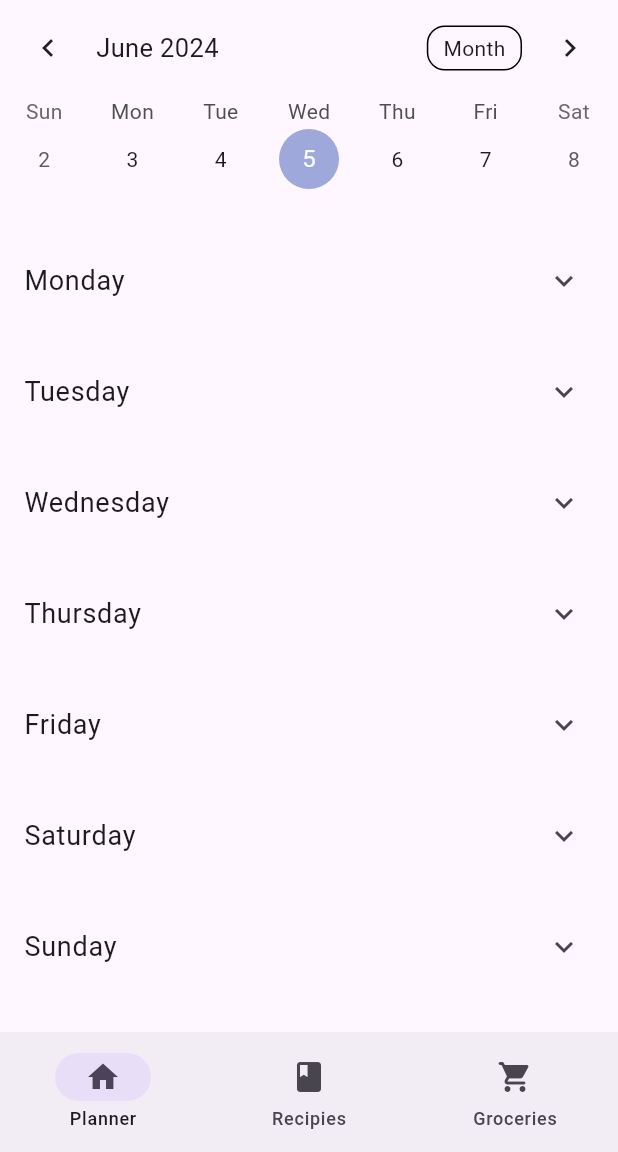
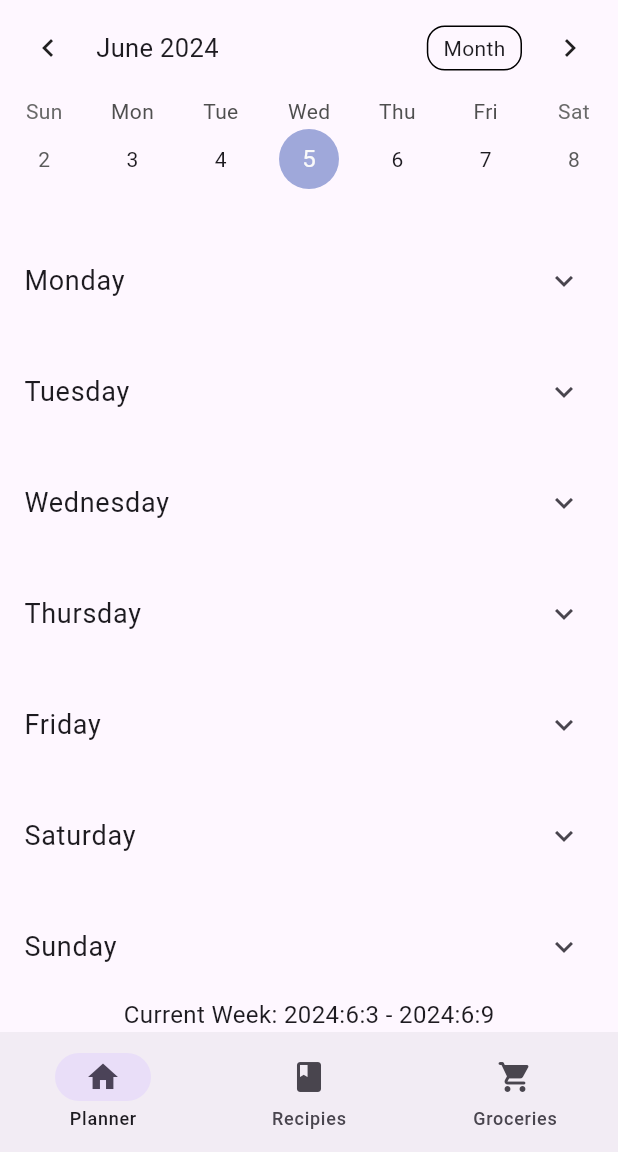
Before and after one commit to Rjbern/CIS-350-Project, a Flutter app: the screen it shows after launch, on a phone screen of 412 x 824 dp, the part 84-1236 px from its top. Run offline on Flutter 3.47's test engine with Material 3 defaults, Android fonts, the phone set to English and light mode, and no system bars; drawn by our look-alikes of table_calendar.

Commit message:
Got Actual Week

```diff
--- a/project_testing1/lib/home_page.dart
+++ b/project_testing1/lib/home_page.dart
@@ -10,6 +10,9 @@ class HomePage extends StatefulWidget {
 
 // Creats days of the week.
 class _HomePage extends State<HomePage> {
+  CalendarFormat _calendarFormat = CalendarFormat.week;
+  DateTime _focusedDay = DateTime.now();
+
   final List<String> daysOfWeek = [
     'Monday',
     'Tuesday',
@@ -101,6 +104,12 @@ class _HomePage extends State<HomePage> {
     );
   }
 
+  String _getCurrentWeekRange(DateTime date) {
+    final firstDayOfWeek = date.subtract(Duration(days: date.weekday - 1));
+    final lastDayOfWeek = date.add(Duration(days: DateTime.daysPerWeek - date.weekday));
+    return '${firstDayOfWeek.toLocal().year}:${firstDayOfWeek.toLocal().month}:${firstDayOfWeek.toLocal().day} - ${lastDayOfWeek.toLocal().year}:${lastDayOfWeek.toLocal().month}:${lastDayOfWeek.toLocal().day}';
+  }
+
   @override
   Widget build(BuildContext context) {
     return Column(
@@ -108,8 +117,15 @@ class _HomePage extends State<HomePage> {
         TableCalendar(
           firstDay: DateTime.utc(2024, 1, 1),
           lastDay: DateTime.utc(2024, 12, 31),
-          focusedDay: DateTime.now(),
-          calendarFormat: CalendarFormat.week,
+          focusedDay: _focusedDay,
+          calendarFormat: _calendarFormat,
+          onFormatChanged: (format) {
+            _calendarFormat = CalendarFormat.week;
+          },
+          onPageChanged: (focusedDay) {
+            _focusedDay = focusedDay;
+            setState(() {});
+          },
         ),
         Expanded(
           child: Padding(
@@ -154,7 +170,11 @@ class _HomePage extends State<HomePage> {
               },
             ),
           ),
-        )
+        ),
+        Text(
+        'Current Week: ${_getCurrentWeekRange(_focusedDay)}',
+        style: const TextStyle(fontSize: 16.0),
+        ),
       ],
     );
   }
```
